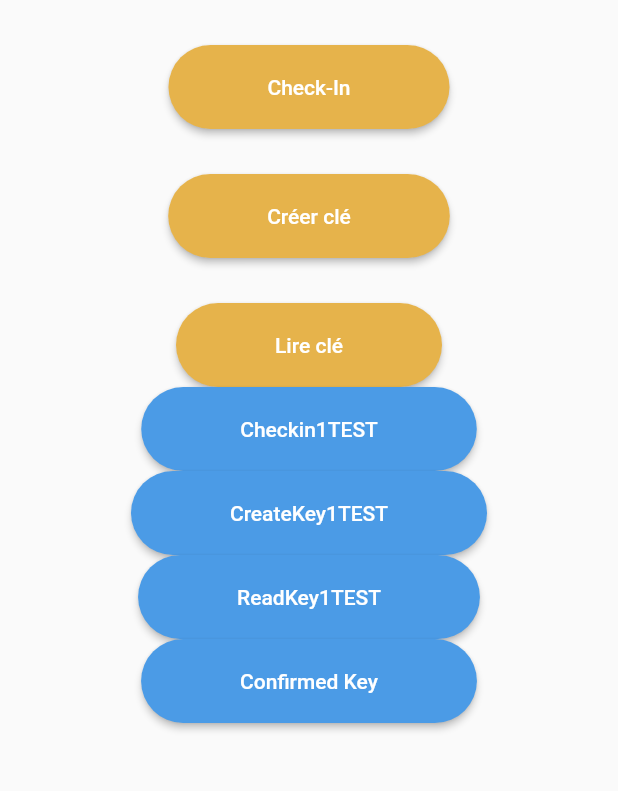
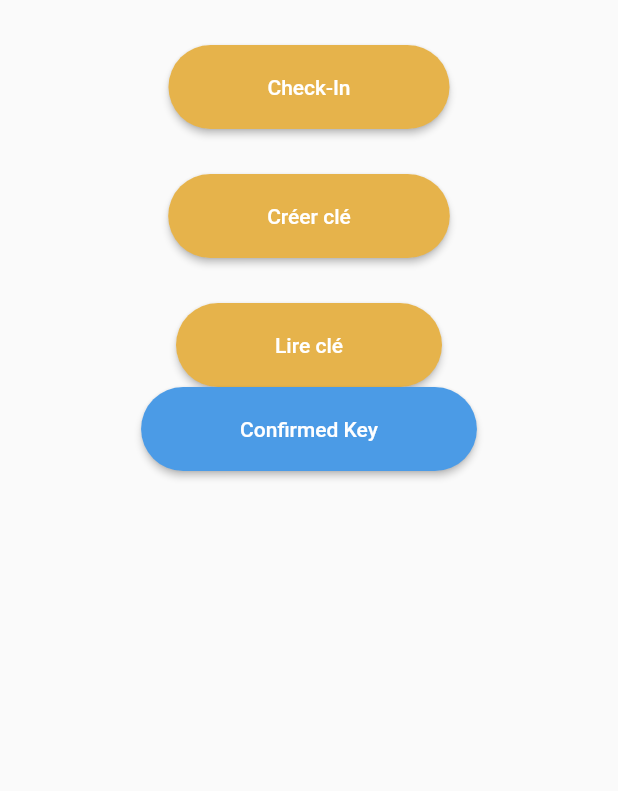
Before and after one commit to Gaetan-CRISTINA/Hostellerie-NFC, a Flutter app: the screen it shows after launch, on a phone screen of 412 x 824 dp, the part 414-1205 px from its top. Run offline on Flutter 3.47's test engine with Material 2 defaults, Android fonts, the phone set to English and light mode, and no system bars; our stand-ins replace shared_preferences; missing offline and left inert: nfc_manager, qr_code_scanner.

Commit message:
custom button done

```diff
--- a/lib/Components/primaryButton.dart
+++ b/lib/Components/primaryButton.dart
@@ -1,31 +1,21 @@
-// ignore_for_file: camel_case_types, prefer_const_constructors, avoid_print
-
 import 'package:flutter/material.dart';
 
-class primaryButton extends StatelessWidget {
+class PrimaryButton extends StatelessWidget {
   final String textButton;
-  final Widget? goToWidget;
-  final BuildContext? context;
-
-  const primaryButton({super.key, required this.textButton, this.goToWidget,this.context});
+  final VoidCallback action;
+  final int size;
+  const PrimaryButton({super.key, required this.textButton, required this.action, required this.size});
 
   @override
   Widget build(BuildContext context) {
     return MaterialButton(
-      onPressed: () => {
-        Navigator.push(
-          context,
-          MaterialPageRoute(
-            builder: (context) => goToWidget!,
-          ),
-        )
-      },
-      shape: RoundedRectangleBorder(
+      onPressed: action,
+      shape: const RoundedRectangleBorder(
           borderRadius: BorderRadius.all(Radius.circular(35))),
       textColor: Colors.white,
       color: Color(0xFFe6b34b),
       child: Padding(
-        padding: EdgeInsets.symmetric(horizontal: 50, vertical: 20),
+        padding: size == 1 ? const EdgeInsets.symmetric(horizontal: 50, vertical: 20) : const EdgeInsets.symmetric(horizontal: 10, vertical: 15),
         child: Text(textButton),
       ),
     );
--- a/lib/Components/secondaryButton.dart
+++ b/lib/Components/secondaryButton.dart
@@ -1,10 +1,8 @@
-// ignore_for_file: camel_case_types, prefer_const_constructors, avoid_print
-
 import 'package:flutter/material.dart';
 
-class secondaryButton extends StatelessWidget {
+class SecondaryButton extends StatelessWidget {
   final String textButton;
-  const secondaryButton({super.key, required this.textButton});
+  const SecondaryButton({super.key, required this.textButton});
 
   @override
   Widget build(BuildContext context) {
--- a/lib/Views/confirm_created_card.dart
+++ b/lib/Views/confirm_created_card.dart
@@ -43,7 +43,7 @@ class ConfirmCreatedCard extends StatelessWidget {
                 SizedBox(height: 50),
                 Text('Key created'),
                 SizedBox(height: 50),
-                secondaryButton(textButton: 'Create another key')
+                SecondaryButton(textButton: 'Create another key')
               ],
             ),
           ),
--- a/lib/Views/create_key1.dart
+++ b/lib/Views/create_key1.dart
@@ -46,7 +46,7 @@ class _Booking extends State<CreateKey1> {
                         color: Colors.white,
                         child: Column(
                           children: <Widget>[
-                            customerCard(booking: e),
+                            CustomerCard(booking: e),
                           ],
                         ),
                       ),
--- a/lib/Views/menu.dart
+++ b/lib/Views/menu.dart
@@ -1,4 +1,3 @@
-
 // ignore_for_file: prefer_const_constructors
 
 import 'package:flutter/material.dart';
@@ -32,70 +31,42 @@ class Menu extends StatelessWidget {
           SizedBox(
             height: 30,
           ),
-          primaryButton(
-              textButton: 'Check-In', goToWidget: Login(), context: context),
-          SizedBox(
-            height: 30,
-          ),
-          primaryButton(textButton: 'Créer clé'),
-          SizedBox(
-            height: 30,
-          ),
-          primaryButton(textButton: 'Lire clé'),
-          MaterialButton(
-            onPressed: () => {
+          PrimaryButton(
+              textButton: 'Check-In',
+              action: () {
                 Navigator.push(
                   context,
                   MaterialPageRoute(
                     builder: (context) => const Checkin1(),
                   ),
-              )
-            },
-            shape: RoundedRectangleBorder(
-                borderRadius: BorderRadius.all(Radius.circular(35))),
-            textColor: Colors.white,
-            color: Color(0xFF4B9BE6),
-            child: Padding(
-              padding: EdgeInsets.symmetric(horizontal: 50, vertical: 20),
-              child: Text("Checkin1TEST"),
+                );
+              }, size: 1,),
+          SizedBox(
+            height: 30,
           ),
-          ),
-          MaterialButton(
-            onPressed: () => {
+          PrimaryButton(
+              textButton: 'Créer clé',
+              action: () {
                 Navigator.push(
                   context,
                   MaterialPageRoute(
                     builder: (context) => const CreateKey1(),
                   ),
-              )
-            },
-            shape: RoundedRectangleBorder(
-                borderRadius: BorderRadius.all(Radius.circular(35))),
-            textColor: Colors.white,
-            color: Color(0xFF4B9BE6),
-            child: Padding(
-              padding: EdgeInsets.symmetric(horizontal: 50, vertical: 20),
-              child: Text("CreateKey1TEST"),
+                );
+              }, size: 1,),
+          SizedBox(
+            height: 30,
           ),
-          ),
-          MaterialButton(
-            onPressed: () => {
+          PrimaryButton(
+              textButton: 'Lire clé',
+              action: () {
                 Navigator.push(
                   context,
                   MaterialPageRoute(
                     builder: (context) => const ReadKey1(),
                   ),
-              )
-            },
-            shape: RoundedRectangleBorder(
-                borderRadius: BorderRadius.all(Radius.circular(35))),
-            textColor: Colors.white,
-            color: Color(0xFF4B9BE6),
-            child: Padding(
-              padding: EdgeInsets.symmetric(horizontal: 50, vertical: 20),
-              child: Text("ReadKey1TEST"),
-            ),
-          ),
+                );
+              }, size: 1,),
           MaterialButton(
             onPressed: () => {
               Navigator.push(
```
Also changed, not shown: lib/Components/customerCard.dart (+20 -23 lines), lib/Views/login.dart (+14 -6 lines). Lines whose indentation alone changed are shown as unchanged.
